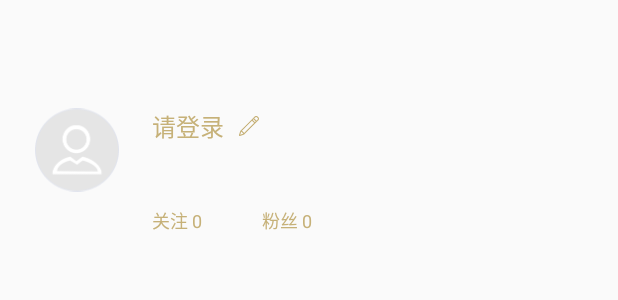
After one commit to sankemao/CustomView, an Android app: the layout layout_home_menu.xml on its own in the app's theme, with its tools: preview values and no code run, on a phone screen of 412 x 824 dp. The commit adds this screen. Shown: the top 300 px of the screen. Run offline under Robolectric (Android 15) with nearby library versions, the phone set to English and light mode, and no system bars.

Commit message:
仿酷狗侧滑菜单

```diff
--- a/app/src/main/java/com/pronetway/customview/custom/ShapeView.java
+++ b/app/src/main/java/com/pronetway/customview/custom/ShapeView.java
@@ -47,6 +47,8 @@ public class ShapeView extends View {
             case Triangle:
                 mCurrentShape = Shape.Circle;
                 break;
+            default:
+                break;
         }
         postInvalidate();
     }
@@ -85,6 +87,8 @@ public class ShapeView extends View {
                 }
                 canvas.drawPath(mPath, mPaint);
                 break;
+            default:
+                break;
         }
     }
 
--- /dev/null
+++ b/app/src/main/res/layout/layout_home_menu.xml
@@ -0,0 +1,89 @@
+<?xml version="1.0" encoding="utf-8"?>
+<RelativeLayout xmlns:android="http://schemas.android.com/apk/res/android"
+                android:layout_width="match_parent"
+                android:layout_height="match_parent"
+                android:orientation="vertical">
+
+
+    <LinearLayout
+        android:layout_width="wrap_content"
+        android:layout_height="wrap_content"
+        android:layout_marginTop="72dp"
+        android:orientation="vertical">
+
+        <LinearLayout
+            android:id="@+id/enter_login"
+            android:layout_width="wrap_content"
+            android:layout_height="wrap_content"
+            android:layout_marginLeft="23dp"
+            android:orientation="horizontal">
+
+            <ImageView
+                android:id="@+id/user_head_iv"
+                android:layout_width="56dp"
+                android:layout_height="56dp"
+                android:src="@drawable/morentouxiang" />
+
+            <LinearLayout
+                android:layout_width="wrap_content"
+                android:layout_height="wrap_content"
+                android:layout_marginLeft="22dp"
+                android:orientation="vertical">
+
+                <TextView
+                    android:id="@+id/user_name_tv"
+                    android:layout_width="wrap_content"
+                    android:layout_height="wrap_content"
+                    android:drawablePadding="10dp"
+                    android:drawableRight="@drawable/user_write_paint"
+                    android:text="请登录"
+                    android:textColor="#c6b178"
+                    android:textSize="16sp" />
+
+                <LinearLayout
+                    android:layout_width="wrap_content"
+                    android:layout_height="wrap_content"
+                    android:layout_marginTop="42dp"
+                    android:orientation="horizontal">
+
+                    <TextView
+                        android:id="@+id/user_attention_tv"
+                        android:layout_width="wrap_content"
+                        android:layout_height="wrap_content"
+                        android:drawablePadding="10dp"
+                        android:text="关注 0"
+                        android:textColor="#c6b178"
+                        android:textSize="12sp" />
+
+                    <TextView
+                        android:layout_width="wrap_content"
+                        android:layout_height="wrap_content"
+                        android:layout_marginLeft="40dp"
+                        android:drawablePadding="10dp"
+                        android:text="粉丝 0"
+                        android:textColor="#c6b178"
+                        android:textSize="12sp" />
+
+                </LinearLayout>
+            </LinearLayout>
+        </LinearLayout>
+
+        <ListView
+            android:id="@+id/menu_item_lv"
+            android:layout_width="match_parent"
+            android:layout_height="wrap_content"
+            android:divider="@null"
+            android:dividerHeight="0dp"
+            android:layout_marginTop="60dp"/>
+
+    </LinearLayout>
+
+    <TextView
+        android:layout_width="wrap_content"
+        android:layout_alignParentBottom="true"
+        android:layout_alignParentRight="true"
+        android:layout_margin="20dp"
+        android:text="退出"
+        android:textColor="#FFFFFF"
+        android:layout_height="wrap_content" />
+</RelativeLayout>
--- a/app/src/main/res/values/attrs.xml
+++ b/app/src/main/res/values/attrs.xml
@@ -1,5 +1,8 @@
 <?xml version="1.0" encoding="utf-8"?>
 <resources>
+    <declare-styleable name="SlidingMenu">
+        <attr name="menuRightMargin" format="dimension"/>
+    </declare-styleable>
 
     <declare-styleable name="ColorTrackTextView">
         <attr name="originColor" format="color"/>
```
Also changed, not shown: app/src/main/java/com/pronetway/customview/custom/SlidingMenu.java (added, +160 -0 lines), app/src/main/java/com/pronetway/customview/custom/SplashView.java (+12 -3 lines), app/src/main/res/layout/activity_sliding_menu.xml (+15 -5 lines), app/src/main/res/layout/layout_home_content.xml (added, +16 -0 lines), app/src/main/res/drawable-xxhdpi/home_close_menu.png (added), app/src/main/res/drawable-xxhdpi/home_menu_bg.png (added), app/src/main/res/drawable-xxhdpi/home_menu_setting.png (added), app/src/main/res/drawable-xxhdpi/morentouxiang.png (added), app/src/main/res/drawable-xxhdpi/user_write_paint.png (added).
